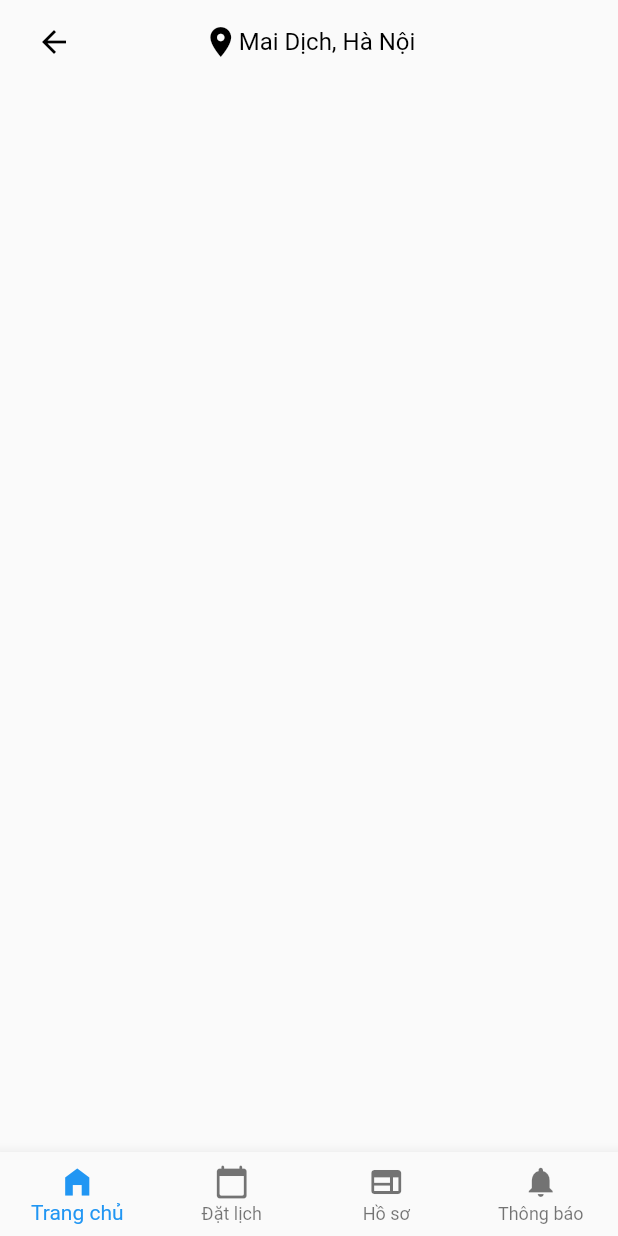
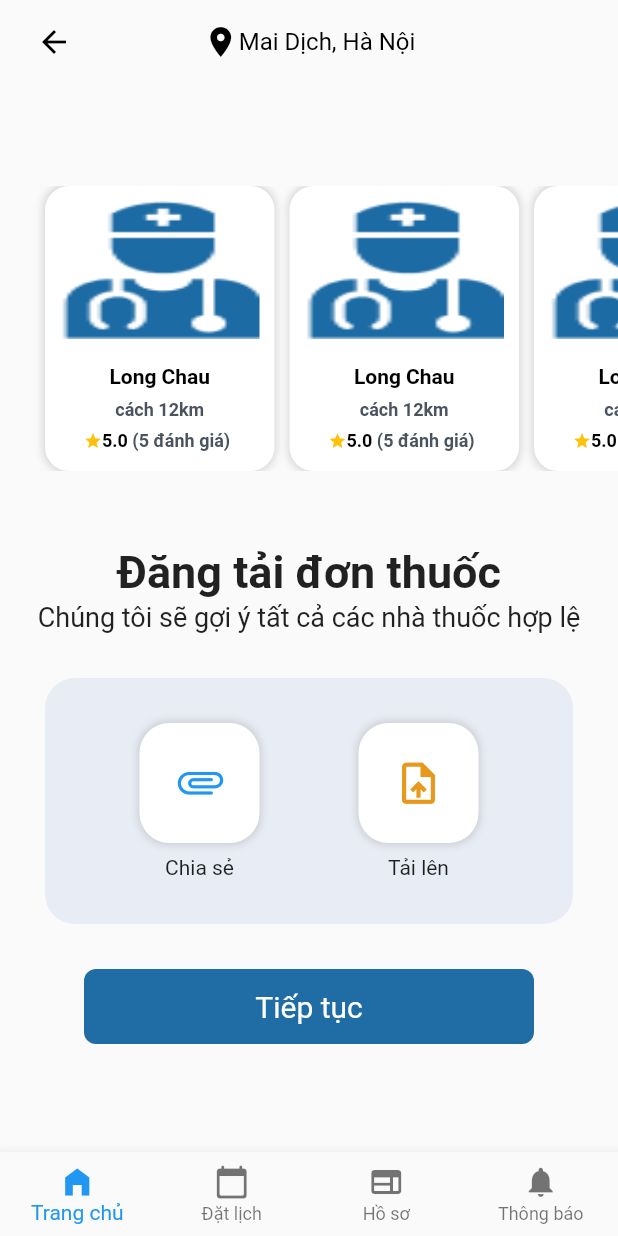
Before and after one commit to daotung8801/cvconnect, a Flutter app: the screen it shows after launch, on a phone screen of 412 x 824 dp. Run offline on Flutter 3.47's test engine with Material 2 defaults, Android fonts, the phone set to English and light mode, and no system bars; our stand-ins replace cloud_firestore, date_picker_timeline, firebase_auth, firebase_core, flutter_zoom_drawer, fluttertoast and 2 more; missing offline and left inert: cloud_firestore_web, firebase_auth_web, firebase_core_web; accounts and stored records are empty; Roboto replaces fonts that are missing (Nunito Sans).

Commit message:
hieu thuoc

```diff
--- a/lib/components/ButtonWidget.dart
+++ b/lib/components/ButtonWidget.dart
@@ -1,27 +1,46 @@
 import 'package:flutter/material.dart';
 
 class ButtonWidget extends StatelessWidget {
-  final IconData icon;
+  final IconData? icon;
   final String text;
   final VoidCallback onClicked;
 
   const ButtonWidget({
     Key? key,
-    required this.icon,
+    this.icon,
     required this.text,
     required this.onClicked,
   }) : super(key: key);
 
   @override
-  Widget build(BuildContext context) => ElevatedButton(
+  Widget build(BuildContext context) {
+    if (icon != null)
+      return ElevatedButton(
         style: ElevatedButton.styleFrom(
           minimumSize: const Size.fromHeight(50),
         ),
         child: buildContent(),
         onPressed: onClicked,
       );
+    else
+      return Center(
+        child: Container(
+          width: 300,
+          height: 50,
+          alignment: Alignment.center,
+          decoration: BoxDecoration(
+              color: Color.fromRGBO(32,108,164, 1),
+              borderRadius: BorderRadius.circular(8)),
+          child: Text(
+            "Tiếp tục",
+            style: TextStyle(fontSize: 20, color: Colors.white),
+          ),
+        ),
+      );
+  }
 
-  Widget buildContent() => Row(
+  Widget buildContent() {
+    return Row(
       mainAxisSize: MainAxisSize.min,
       children: [
         Icon(icon, size: 28),
@@ -37,3 +56,4 @@
       ],
     );
   }
+}
--- a/lib/components/ImageItemWidget.dart
+++ b/lib/components/ImageItemWidget.dart
@@ -1,5 +1,6 @@
 import 'package:cvconnect/components/TitleText1.dart';
 import 'package:cvconnect/objects/Pharmacy.dart';
+import 'package:flutter/cupertino.dart';
 import 'package:flutter/material.dart';
 
 class ImageItemWidget extends StatelessWidget with PreferredSizeWidget {
@@ -12,8 +13,17 @@
     return Container(
         width: 153,
         height: 188,
-        decoration: const BoxDecoration(
-          shape: BoxShape.rectangle,
+        padding: EdgeInsets.all(10),
+        decoration: BoxDecoration(
+          color: Colors.white,
+          boxShadow: [
+            BoxShadow(
+              color: Colors.grey.withOpacity(0.4),
+              spreadRadius: 1,
+              blurRadius: 4,
+              offset: Offset(0, 0), // changes position of shadow
+            ),
+          ],
           borderRadius: BorderRadius.all(Radius.circular(16)),
         ),
         child: Column(
@@ -32,8 +42,12 @@
                     topRight: Radius.circular(16)),
               ),
             ),
+            Expanded(
+                child: Column(
+                  mainAxisAlignment: MainAxisAlignment.start,
+                  children: [
                     Padding(
-              padding: EdgeInsets.only(top: 17, left: 16),
+                      padding: EdgeInsets.only(top: 17),
                       child: TitleText1(
                           text: this.item.name,
                           fontFamily: 'Nunito Sans',
@@ -44,9 +58,9 @@
                           b: 0),
                     ),
                     Padding(
-              padding: EdgeInsets.only(top: 7, left: 16),
+                      padding: EdgeInsets.only(top: 7),
                       child: TitleText1(
-                  text: this.item.name,
+                          text: "cách 12km",
                           fontFamily: 'Nunito Sans',
                           fontSize: 12,
                           fontWeight: FontWeight.bold,
@@ -60,7 +74,8 @@
                           children: [
                             Icon(
                               Icons.star,
-                      size: 10,
+                              size: 12,
+                              color: Colors.amber,
                             ),
                             TitleText1(
                                 text: this.item.ratingStar.toString(),
@@ -71,7 +86,7 @@
                                 g: 0,
                                 b: 0),
                             TitleText1(
-                        text: '(' + this.item.numOfReview.toString() + 'đánh giá)',
+                                text: ' (' + this.item.numOfReview.toString() + ' đánh giá)',
                                 fontFamily: 'Nunito Sans',
                                 fontSize: 12,
                                 fontWeight: FontWeight.bold,
@@ -81,6 +96,9 @@
                           ],
                         )),
                   ],
+                ),
+            ),
+            ]
         ));
   }
 
--- a/lib/objects/Pharmacy.dart
+++ b/lib/objects/Pharmacy.dart
@@ -1,5 +1,8 @@
+import 'package:cvconnect/components/ButtonWidget.dart';
 import 'package:cvconnect/components/ImageItemWidget.dart';
 import 'package:flutter/material.dart';
+
+import '../components/TitleText1.dart';
 
 class Pharmacy {
   final int? id;
@@ -41,22 +44,118 @@
 
   @override
   Widget build(BuildContext context) {
+    return SingleChildScrollView(
+      child: Column(
+        children: [
+          Container(
+              padding: EdgeInsets.only(left: 20),
+              height: 190,
+              child: this._buildWidgetList()),
+          Padding(
+            padding: EdgeInsets.only(top: 50, bottom: 2),
+            child: Text(
+              "Đăng tải đơn thuốc",
+              style: TextStyle(fontSize: 30, fontWeight: FontWeight.bold),
+            ),
+          ),
+          Text("Chúng tôi sẽ gợi ý tất cả các nhà thuốc hợp lệ",
+              style: TextStyle(fontSize: 18)),
+          _shareAndUpload(),
+          ButtonWidget(text: "Tiếp tục", onClicked: () {}),
+          Padding(padding: EdgeInsets.only(bottom: 20))
+        ],
+      ),
+    );
+  }
+
+  ListView _buildWidgetList() {
     return ListView.builder(
-      itemCount: items.length,
+      itemCount: 5,
+      scrollDirection: Axis.horizontal,
       itemBuilder: (context, index) {
-        return GestureDetector(
-          child: ImageItemWidget(item: items[index]),
+        return Padding(
+            padding: EdgeInsets.only(left: 10),
+            child: InkWell(
+              child: ImageItemWidget(item: items[0]),
               onTap: () {
                 Navigator.push(
                   context,
                   MaterialPageRoute(
-                builder: (context) => PharmacyPage(item: items[index]),
+                    builder: (context) => PharmacyPage(item: items[0]),
                   ),
                 );
               },
-        );
+            ));
       },
     );
+  }
+
+  Widget _shareAndUpload() {
+    return Padding(
+        padding: EdgeInsets.all(30),
+        child: Container(
+            padding: EdgeInsets.all(30),
+            decoration: BoxDecoration(
+                color: Color.fromRGBO(232, 236, 244, 1),
+                borderRadius: BorderRadius.circular(20)),
+            child: Row(
+                mainAxisAlignment: MainAxisAlignment.spaceAround,
+                children: <Widget>[
+                  Column(
+                    children: [
+                      Container(
+                        decoration: BoxDecoration(
+                            color: Colors.white,
+                            boxShadow: [
+                              BoxShadow(
+                                color: Colors.grey.withOpacity(0.4),
+                                spreadRadius: 1,
+                                blurRadius: 4,
+                                offset:
+                                    Offset(0, 0), // changes position of shadow
+                              ),
+                            ],
+                            borderRadius: BorderRadius.circular(20)),
+                        child: Icon(
+                          Icons.attachment_rounded,
+                          color: Colors.blue,
+                          size: 33,
+                        ),
+                        height: 80,
+                        width: 80,
+                      ),
+                      Padding(padding: EdgeInsets.only(top: 8)),
+                      Text("Chia sẻ")
+                    ],
+                  ),
+                  Column(
+                    children: [
+                      Container(
+                        decoration: BoxDecoration(
+                            color: Colors.white,
+                            boxShadow: [
+                              BoxShadow(
+                                color: Colors.grey.withOpacity(0.4),
+                                spreadRadius: 1,
+                                blurRadius: 4,
+                                offset:
+                                    Offset(0, 0), // changes position of shadow
+                              ),
+                            ],
+                            borderRadius: BorderRadius.circular(20)),
+                        child: Icon(
+                          Icons.upload_file,
+                          color: Color.fromRGBO(232, 152, 28, 1),
+                          size: 33,
+                        ),
+                        height: 80,
+                        width: 80,
+                      ),
+                      Padding(padding: EdgeInsets.only(top: 8)),
+                      Text("Tải lên")
+                    ],
+                  ),
+                ])));
   }
 }
 
@@ -79,7 +178,11 @@
               mainAxisAlignment: MainAxisAlignment.start,
               crossAxisAlignment: CrossAxisAlignment.start,
               children: <Widget>[
-                Image.asset("assets/appimages/" + this.item.image),
+                CircleAvatar(
+                  backgroundImage: NetworkImage(
+                      'https://www.woolha.com/media/2020/03/eevee.png'),
+                  radius: 30,
+                ),
                 Expanded(
                     child: Container(
                         padding: EdgeInsets.all(5),
--- a/lib/screens/MedicineSearchScreen.dart
+++ b/lib/screens/MedicineSearchScreen.dart
@@ -25,14 +25,15 @@
           if (snapshot.hasError) print(snapshot.error);
           if(snapshot.hasData) {
             print('check ok');
-            List<DocumentSnapshot>
-            documents = snapshot.data!.docs;
+            Pharmacy item = Pharmacy(123, "Long Chau", "description", 5.0, 'assets/images/doctor_icon.png', 5);
             List<Pharmacy> items = <Pharmacy>[];
-            for(var i = 0; i < documents.length; i++) {
-              DocumentSnapshot document = documents[i];
-              items.add(Pharmacy.fromMap(document.data() as Map<dynamic, dynamic>));
-              print(items.first);
-            }
+            items.add(item);
+            // List<DocumentSnapshot>documents = snapshot.data!.docs;
+            // for(var i = 0; i < documents.length; i++) {
+            //   DocumentSnapshot document = documents[i];
+            //   items.add(Pharmacy.fromMap(document.data() as Map<dynamic, dynamic>));
+            //   print(items.length);
+            // }
             return PharmacyBoxList(items: items);
           } else {
             print('no data');
```
Also changed, not shown: 1 other file. Lines whose indentation alone changed are shown as unchanged.
